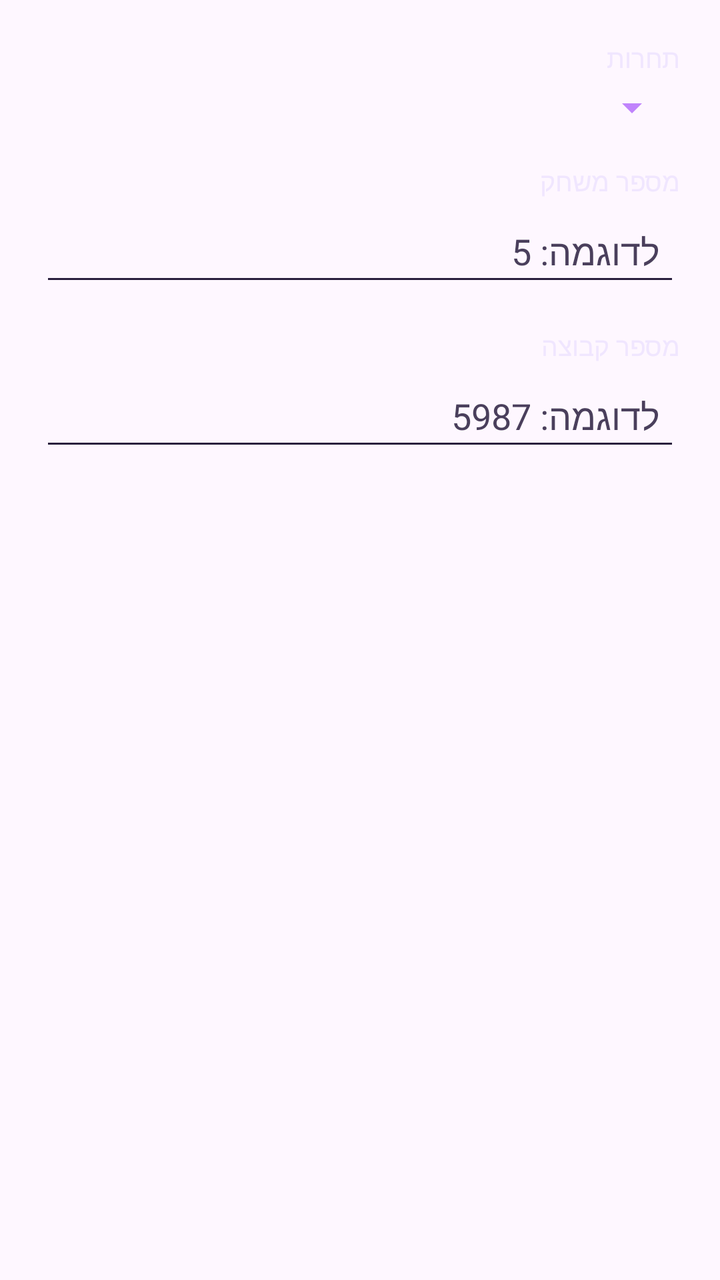
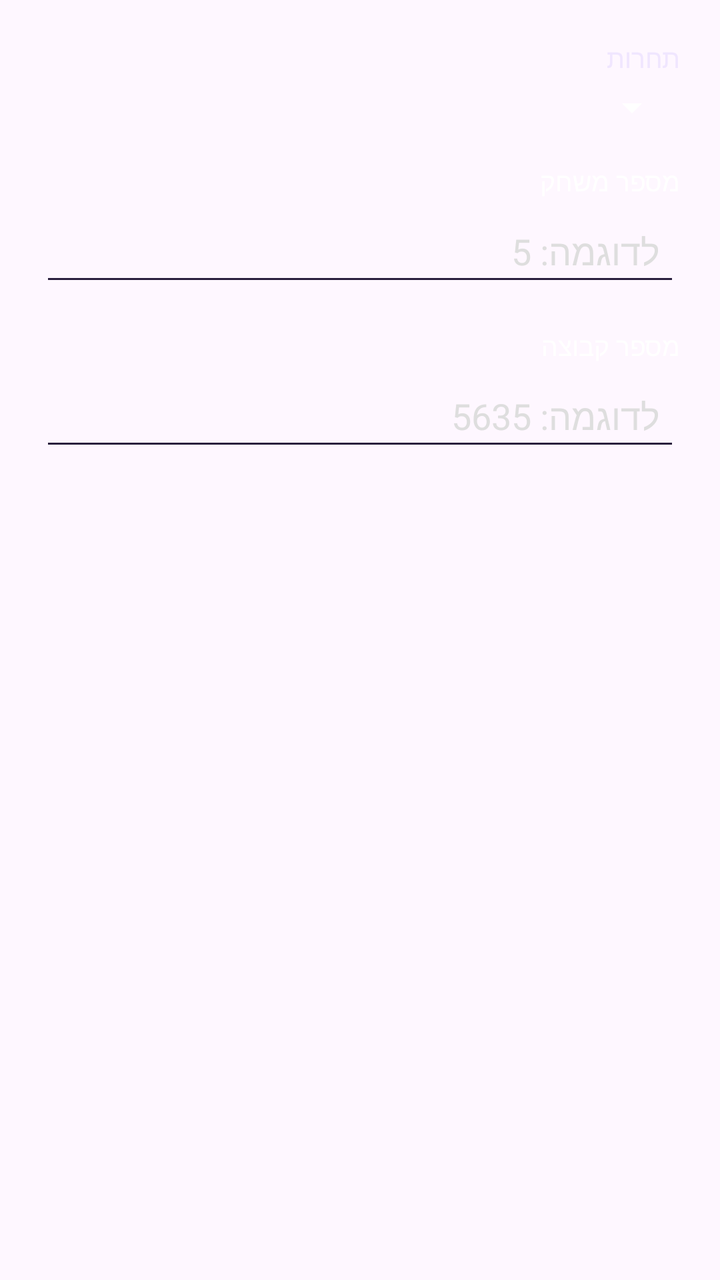

An Android layout rendered at two revisions. The XML below is the earlier revision; the diff shows what the commit changed to produce the second picture.
<!-- AndroidManifest.xml: application theme Theme.MainApp -->
<!-- res/layout/dialog_assign.xml -->
<?xml version="1.0" encoding="utf-8"?>
<LinearLayout xmlns:android="http://schemas.android.com/apk/res/android"
    android:layout_width="match_parent"
    android:layout_height="wrap_content"
    android:orientation="vertical"
    android:padding="20dp">

    <TextView
        android:layout_width="match_parent"
        android:layout_height="wrap_content"
        android:text="תחרות"
        android:textColor="#F0E6FF"
        android:textSize="13sp"
        android:layout_marginBottom="4dp" />

    <Spinner
        android:id="@+id/spDistrict"
        android:layout_width="match_parent"
        android:layout_height="wrap_content"
        android:backgroundTint="#C084FC"
        android:layout_marginBottom="16dp" />

    <TextView
        android:layout_width="match_parent"
        android:layout_height="wrap_content"
        android:text="מספר משחק"
        android:textColor="#F0E6FF"
        android:textSize="13sp"
        android:layout_marginBottom="4dp" />

    <EditText
        android:id="@+id/etAssignGame"
        android:layout_width="match_parent"
        android:layout_height="wrap_content"
        android:inputType="number"
        android:hint="לדוגמה: 5"
        android:textColor="#F0E6FF"
        android:textColorHint="#4A3F5C"
        android:backgroundTint="#2A1F3D"
        android:padding="10dp"
        android:layout_marginBottom="16dp" />

    <TextView
        android:layout_width="match_parent"
        android:layout_height="wrap_content"
        android:text="מספר קבוצה"
        android:textColor="#F0E6FF"
        android:textSize="13sp"
        android:layout_marginBottom="4dp" />

    <EditText
        android:id="@+id/etAssignTeam"
        android:layout_width="match_parent"
        android:layout_height="wrap_content"
        android:inputType="number"
        android:hint="לדוגמה: 5987"
        android:textColor="#F0E6FF"
        android:textColorHint="#4A3F5C"
        android:backgroundTint="#2A1F3D"
        android:padding="10dp" />

</LinearLayout>
<!-- resources referenced by this layout -->
<resources>
  <style name="Theme.MainApp" parent="Base.Theme.MainApp" />
  <style name="Base.Theme.MainApp" parent="Theme.Material3.DayNight.NoActionBar">
          
          
      </style>
</resources>

<!-- the commit's change to res/layout/dialog_assign.xml (unified diff, before → after) -->
@@ -17,14 +17,16 @@
         android:id="@+id/spDistrict"
         android:layout_width="match_parent"
         android:layout_height="wrap_content"
-        android:backgroundTint="#C084FC"
+        android:backgroundTint="@color/white"
+
+
         android:layout_marginBottom="16dp" />
 
     <TextView
         android:layout_width="match_parent"
         android:layout_height="wrap_content"
         android:text="מספר משחק"
-        android:textColor="#F0E6FF"
+        android:textColor="@color/white"
         android:textSize="13sp"
         android:layout_marginBottom="4dp" />
 
@@ -34,8 +36,8 @@
         android:layout_height="wrap_content"
         android:inputType="number"
         android:hint="לדוגמה: 5"
-        android:textColor="#F0E6FF"
-        android:textColorHint="#4A3F5C"
+        android:textColor="@color/white"
+        android:textColorHint="#DEDEDE"
         android:backgroundTint="#2A1F3D"
         android:padding="10dp"
         android:layout_marginBottom="16dp" />
@@ -44,7 +46,7 @@
         android:layout_width="match_parent"
         android:layout_height="wrap_content"
         android:text="מספר קבוצה"
-        android:textColor="#F0E6FF"
+        android:textColor="@color/white"
         android:textSize="13sp"
         android:layout_marginBottom="4dp" />
 
@@ -53,9 +55,9 @@
         android:layout_width="match_parent"
         android:layout_height="wrap_content"
         android:inputType="number"
-        android:hint="לדוגמה: 5987"
-        android:textColor="#F0E6FF"
-        android:textColorHint="#4A3F5C"
+        android:hint="לדוגמה: 5635"
+        android:textColor="@color/white"
+        android:textColorHint="#DEDEDE"
         android:backgroundTint="#2A1F3D"
         android:padding="10dp" />
 
<!-- resource entries referenced after the edit -->
@@ -1,5 +1,6 @@
 <!-- resources referenced by this layout -->
 <resources>
+  <color name="white">#FFFFFFFF</color>
   <style name="Theme.MainApp" parent="Base.Theme.MainApp" />
   <style name="Base.Theme.MainApp" parent="Theme.Material3.DayNight.NoActionBar">
           
